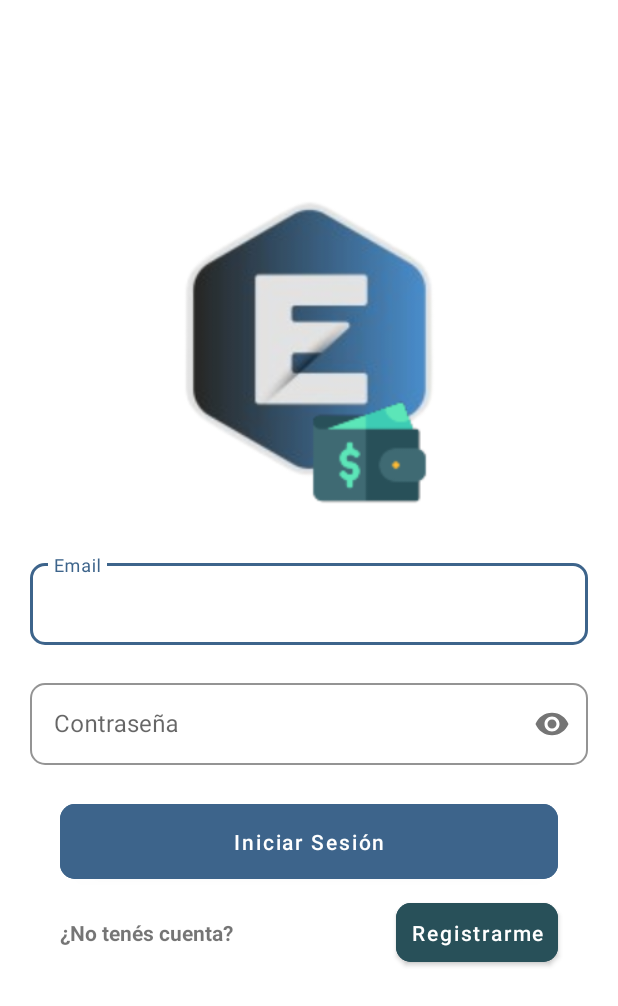
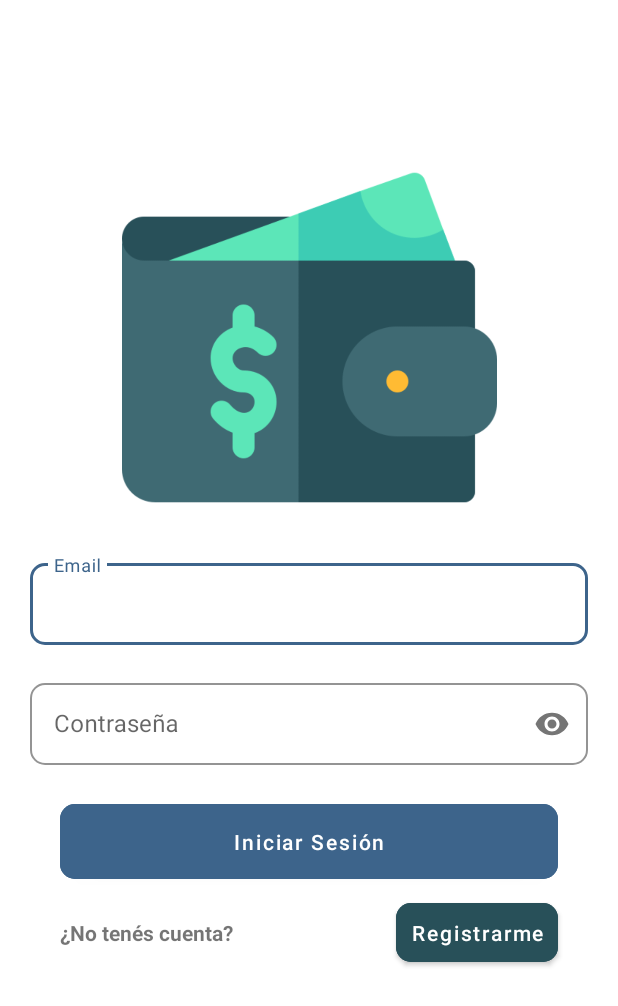
Before and after one commit to Lucas-Zacarias/Eldar-Wallet, an Android app built with Jetpack Compose: the screen it shows after launch (LogInActivity), on a phone screen of 412 x 824 dp. Shown: the top 1006 px of the screen. Run offline under Robolectric (Android 15) with nearby library versions, the light colour scheme and no system bars; our stand-ins replace Dagger/Hilt's generated code, Room's generated code.

Commit message:
change app name and logo

```diff
--- a/app/src/main/res/layout/activity_log_in.xml
+++ b/app/src/main/res/layout/activity_log_in.xml
@@ -10,7 +10,7 @@
         android:id="@+id/ivLogo"
         android:layout_width="250dp"
         android:layout_height="250dp"
-        android:src="@drawable/eldar_logo_app"
+        android:src="@drawable/wallet"
         app:layout_constraintTop_toTopOf="parent"
         app:layout_constraintStart_toStartOf="parent"
         app:layout_constraintEnd_toEndOf="parent"
--- a/app/src/main/res/layout/activity_sign_up.xml
+++ b/app/src/main/res/layout/activity_sign_up.xml
@@ -10,7 +10,7 @@
         android:id="@+id/ivLogo"
         android:layout_width="250dp"
         android:layout_height="250dp"
-        android:src="@drawable/eldar_logo_app"
+        android:src="@drawable/wallet"
         app:layout_constraintTop_toTopOf="parent"
         app:layout_constraintStart_toStartOf="parent"
         app:layout_constraintEnd_toEndOf="parent"
--- a/app/src/main/res/values/strings.xml
+++ b/app/src/main/res/values/strings.xml
@@ -1,5 +1,5 @@
 <resources>
-    <string name="app_name">Eldar Wallet</string>
+    <string name="app_name">Wallet</string>
     <string name="home">Home</string>
     <string name="card">Tarjeta</string>
     <string name="your_qr_code">Tu QR</string>
@@ -36,7 +36,7 @@
     <string name="owner">Titular: %s %s</string>
     <string name="cvc_mayus">CVC %s</string>
     <string name="show_qr_code_to_receive_money">Mostrá este código QR para que te abonen</string>
-    <string name="charging_your_qr">Cargando tu QR...</string>
+    <string name="charging_your_qr">Cargando tu QR…</string>
     <string name="qr_code">Código QR</string>
     <string name="no_cards_added">No tenés tarjetas añadidas</string>
 </resources>
```
Also changed, not shown: app/src/main/ic_launcher-playstore.png, app/src/main/res/drawable/wallet.png (added), app/src/main/res/mipmap-hdpi/ic_launcher.webp, app/src/main/res/mipmap-hdpi/ic_launcher_foreground.webp, app/src/main/res/mipmap-hdpi/ic_launcher_round.webp, app/src/main/res/mipmap-mdpi/ic_launcher.webp, app/src/main/res/mipmap-mdpi/ic_launcher_foreground.webp, app/src/main/res/mipmap-mdpi/ic_launcher_round.webp, app/src/main/res/mipmap-xhdpi/ic_launcher.webp, app/src/main/res/mipmap-xhdpi/ic_launcher_foreground.webp, app/src/main/res/mipmap-xhdpi/ic_launcher_round.webp, app/src/main/res/mipmap-xxhdpi/ic_launcher.webp, app/src/main/res/mipmap-xxhdpi/ic_launcher_foreground.webp, app/src/main/res/mipmap-xxhdpi/ic_launcher_round.webp, 3 more files.
